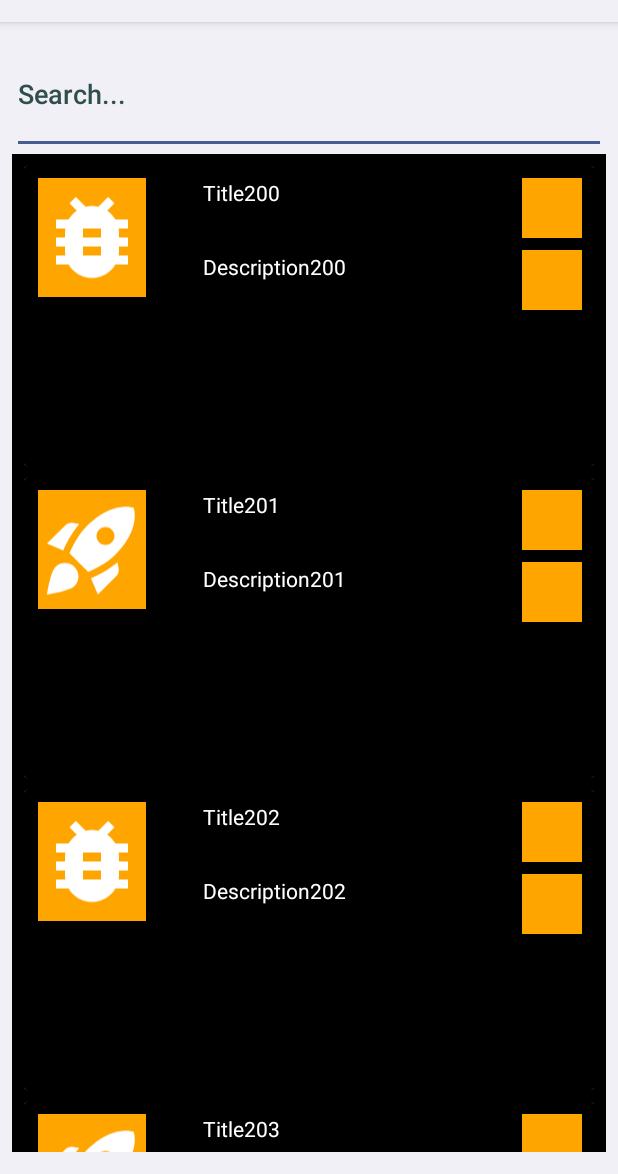
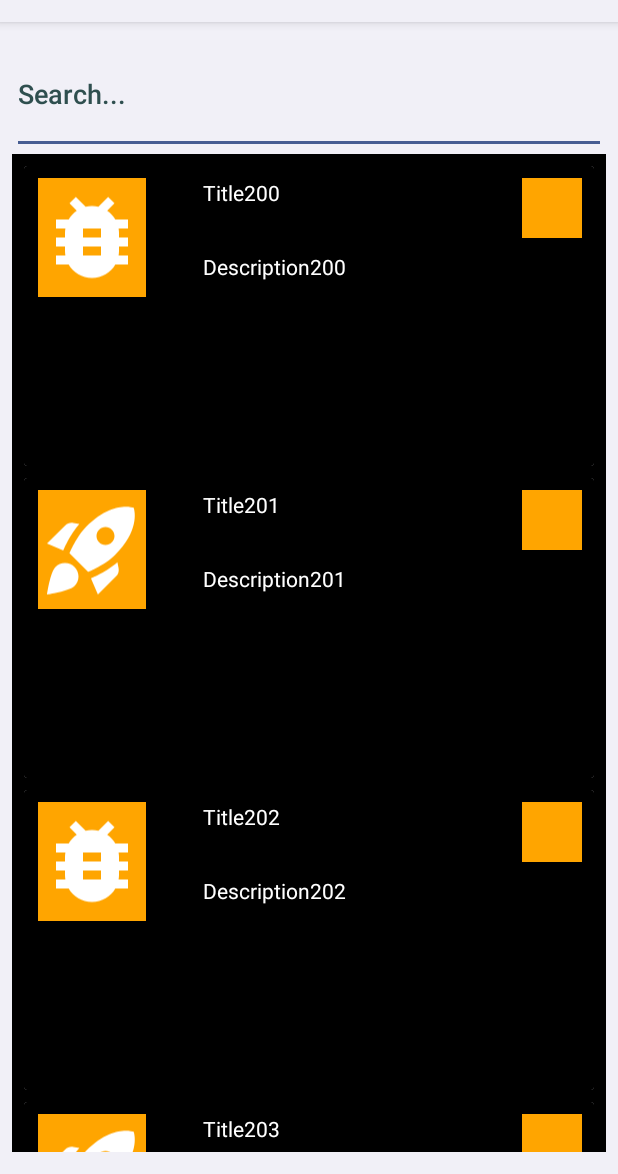
Before and after one commit to LukaPavlovicGit/mobile-applications, an Android app: the fragment TodoTicketsFragment shown on its own in the app's theme, on a phone screen of 412 x 824 dp, the part 62-1236 px from its top. Run offline under Robolectric (Android 15) with nearby library versions, the phone set to English and light mode, and no system bars.

Commit message:
further improved TicketAdapter

```diff
--- a/RafJira/app/src/main/java/com/example/ticket/Ticket.java
+++ b/RafJira/app/src/main/java/com/example/ticket/Ticket.java
@@ -1,8 +1,8 @@
 package com.example.ticket;
 
-import com.example.ticket.ticketType.TicketPriority;
-import com.example.ticket.ticketType.TicketState;
-import com.example.ticket.ticketType.TicketType;
+import com.example.ticket.enumTicket.TicketPriority;
+import com.example.ticket.enumTicket.TicketState;
+import com.example.ticket.enumTicket.TicketType;
 
 public class Ticket {
     private int id;
--- a/RafJira/app/src/main/java/com/example/ticket/ticketType/TicketPriority.java
+++ b/RafJira/app/src/main/java/com/example/ticket/enumTicket/TicketPriority.java
@@ -1,4 +1,4 @@
-package com.example.ticket.ticketType;
+package com.example.ticket.enumTicket;
 
 public enum TicketPriority {
     HIGHEST,
--- a/RafJira/app/src/main/java/com/example/ticket/ticketType/TicketState.java
+++ b/RafJira/app/src/main/java/com/example/ticket/enumTicket/TicketState.java
@@ -1,4 +1,4 @@
-package com.example.ticket.ticketType;
+package com.example.ticket.enumTicket;
 
 public enum TicketState {
     TODO,
--- a/RafJira/app/src/main/java/com/example/ticket/ticketType/TicketType.java
+++ b/RafJira/app/src/main/java/com/example/ticket/enumTicket/TicketType.java
@@ -1,4 +1,4 @@
-package com.example.ticket.ticketType;
+package com.example.ticket.enumTicket;
 
 public enum TicketType {
     BUG,
--- a/RafJira/app/src/main/java/com/example/view/fragments/DoneTicketsFragment.java
+++ b/RafJira/app/src/main/java/com/example/view/fragments/DoneTicketsFragment.java
@@ -5,7 +5,6 @@ import android.view.LayoutInflater;
 import android.view.View;
 import android.view.ViewGroup;
 import android.widget.Button;
-import android.widget.Toast;
 
 import androidx.annotation.NonNull;
 import androidx.annotation.Nullable;
@@ -16,8 +15,7 @@ import androidx.recyclerview.widget.RecyclerView;
 
 import com.example.raf_jira.R;
 import com.example.raf_jira.databinding.FragmentDoneTicketsBinding;
-import com.example.raf_jira.databinding.FragmentInprogressTicketsBinding;
-import com.example.ticket.ticketType.TicketState;
+import com.example.ticket.enumTicket.TicketState;
 import com.example.view.recycler.adapter.TicketAdapter;
 import com.example.view.recycler.differ.TicketDiffItemCallback;
 import com.example.viewModels.TicketsViewModel;
@@ -65,4 +63,8 @@ public class DoneTicketsFragment extends Fragment implements TicketAdapter.Ticke
         });
     }
 
+    @Override
+    public void itemClicked(View v, int position) {
+
+    }
 }
--- a/RafJira/app/src/main/java/com/example/view/fragments/InProgressTicketsFragment.java
+++ b/RafJira/app/src/main/java/com/example/view/fragments/InProgressTicketsFragment.java
@@ -14,7 +14,7 @@ import androidx.recyclerview.widget.RecyclerView;
 
 import com.example.raf_jira.R;
 import com.example.raf_jira.databinding.FragmentInprogressTicketsBinding;
-import com.example.ticket.ticketType.TicketState;
+import com.example.ticket.enumTicket.TicketState;
 import com.example.view.recycler.adapter.TicketAdapter;
 import com.example.view.recycler.differ.TicketDiffItemCallback;
 import com.example.viewModels.TicketsViewModel;
@@ -62,4 +62,9 @@ public class InProgressTicketsFragment extends Fragment implements TicketAdapter
 
     @Override
     public void fromInProgressToDone(int id) {ticketsViewModel.fromInProgressToDone(id);}
+
+    @Override
+    public void itemClicked(View v, int position) {
+
+    }
 }
--- a/RafJira/app/src/main/java/com/example/view/fragments/NewTicketFragment.java
+++ b/RafJira/app/src/main/java/com/example/view/fragments/NewTicketFragment.java
@@ -15,9 +15,8 @@ import androidx.lifecycle.ViewModelProvider;
 
 import com.example.raf_jira.R;
 import com.example.raf_jira.databinding.FragmentNewTicketBinding;
-import com.example.ticket.Ticket;
-import com.example.ticket.ticketType.TicketPriority;
-import com.example.ticket.ticketType.TicketType;
+import com.example.ticket.enumTicket.TicketPriority;
+import com.example.ticket.enumTicket.TicketType;
 import com.example.viewModels.TicketsViewModel;
 
 public class NewTicketFragment extends Fragment {
--- a/RafJira/app/src/main/java/com/example/view/fragments/StatisticsFragment.java
+++ b/RafJira/app/src/main/java/com/example/view/fragments/StatisticsFragment.java
@@ -11,8 +11,8 @@ import androidx.fragment.app.Fragment;
 import androidx.lifecycle.ViewModelProvider;
 
 import com.example.raf_jira.databinding.FragmentStatisticsBinding;
-import com.example.ticket.ticketType.TicketState;
-import com.example.ticket.ticketType.TicketType;
+import com.example.ticket.enumTicket.TicketState;
+import com.example.ticket.enumTicket.TicketType;
 import com.example.viewModels.TicketsViewModel;
 
 import java.util.stream.Collectors;
--- a/RafJira/app/src/main/java/com/example/view/fragments/TodoTicketsFragment.java
+++ b/RafJira/app/src/main/java/com/example/view/fragments/TodoTicketsFragment.java
@@ -14,7 +14,8 @@ import androidx.recyclerview.widget.RecyclerView;
 
 import com.example.raf_jira.R;
 import com.example.raf_jira.databinding.FragmentTodoTicketsBinding;
-import com.example.ticket.ticketType.TicketState;
+import com.example.ticket.Ticket;
+import com.example.ticket.enumTicket.TicketState;
 import com.example.view.recycler.adapter.TicketAdapter;
 import com.example.view.recycler.differ.TicketDiffItemCallback;
 import com.example.viewModels.TicketsViewModel;
@@ -68,4 +69,10 @@ public class TodoTicketsFragment extends Fragment implements TicketAdapter.TodoI
     @Override
     public void fromTodoToInProgress(int id) {ticketsViewModel.fromTodoToInProgress(id);}
 
+    @Override
+    public void itemClicked(View v, int position) {
+        Ticket ticket = adapter.getCurrentList().get(position);
+
+    }
+
 }
--- a/RafJira/app/src/main/java/com/example/view/recycler/adapter/TicketAdapter.java
+++ b/RafJira/app/src/main/java/com/example/view/recycler/adapter/TicketAdapter.java
@@ -1,5 +1,8 @@
 package com.example.view.recycler.adapter;
 
+import static android.content.Context.MODE_PRIVATE;
+
+import android.content.SharedPreferences;
 import android.view.LayoutInflater;
 import android.view.View;
 import android.view.ViewGroup;
@@ -8,14 +11,14 @@ import android.widget.ImageView;
 import android.widget.TextView;
 
 import androidx.annotation.NonNull;
-import androidx.fragment.app.Fragment;
 import androidx.recyclerview.widget.DiffUtil;
 import androidx.recyclerview.widget.ListAdapter;
 import androidx.recyclerview.widget.RecyclerView;
 
+import com.example.constants.Constants;
 import com.example.raf_jira.R;
 import com.example.ticket.Ticket;
-import com.example.ticket.ticketType.TicketType;
+import com.example.ticket.enumTicket.TicketType;
 import com.example.view.fragments.DoneTicketsFragment;
 import com.example.view.fragments.TodoTicketsFragment;
 
@@ -31,7 +34,7 @@ public class TicketAdapter extends ListAdapter<Ticket, TicketAdapter.TicketHolde
     @NonNull
     @Override
     public TicketHolder onCreateViewHolder(@NonNull ViewGroup parent, int viewType) {
-        View itemView = LayoutInflater.from(parent.getContext()).inflate(R.layout.single_ticket_item, parent, false);
+        View itemView = LayoutInflater.from(parent.getContext()).inflate(R.layout.single_item_recycler_view, parent, false);
         return new TicketHolder(itemView);
     }
 
@@ -62,6 +65,9 @@ public class TicketAdapter extends ListAdapter<Ticket, TicketAdapter.TicketHolde
             title.setText(ticket.getTitle());
             description.setText(ticket.getDescription());
 
+            if(getBindingAdapterPosition() != RecyclerView.NO_POSITION)
+                itemView.setOnClickListener(view -> ticketClickInterface.itemClicked(itemView, getBindingAdapterPosition()));
+
             if(ticketClickInterface instanceof DoneTicketsFragment){
                 btn1.setVisibility(View.INVISIBLE);
                 btn2.setVisibility(View.INVISIBLE);
@@ -70,8 +76,16 @@ public class TicketAdapter extends ListAdapter<Ticket, TicketAdapter.TicketHolde
             }
             else if(ticketClickInterface instanceof TodoTicketsFragment){
                 TodoInterface todoInterface = (TodoInterface) ticketClickInterface;
-                btn1.setOnClickListener(view -> todoInterface.fromTodoToInProgress(getCurrentList().get(getBindingAdapterPosition()).getId()));
-                btn2.setOnClickListener(view -> todoInterface.onDelete(getCurrentList().get(getBindingAdapterPosition()).getId()));
+                if(getBindingAdapterPosition() != RecyclerView.NO_POSITION) {
+                    btn1.setOnClickListener(view -> todoInterface.fromTodoToInProgress(getCurrentList().get(getBindingAdapterPosition()).getId()));
+                    btn2.setOnClickListener(view -> todoInterface.onDelete(getCurrentList().get(getBindingAdapterPosition()).getId()));
+                }
+
+                SharedPreferences sharedPreferences = ((TodoTicketsFragment) ticketClickInterface).getActivity().getSharedPreferences(Constants.SHARED_PREFERENCE_NAME, MODE_PRIVATE);
+                String username = sharedPreferences.getString(Constants.USERNAME_KEY, "");
+                if(!username.startsWith("admin"))
+                    btn2.setVisibility(View.INVISIBLE);
+
                 btn3.setVisibility(View.INVISIBLE);
                 btn4.setVisibility(View.INVISIBLE);
             }
@@ -79,13 +93,17 @@ public class TicketAdapter extends ListAdapter<Ticket, TicketAdapter.TicketHolde
                 InProgressInterface inProgressInterface = (InProgressInterface) ticketClickInterface;
                 btn1.setVisibility(View.INVISIBLE);
                 btn2.setVisibility(View.INVISIBLE);
-                btn3.setOnClickListener(view -> inProgressInterface.fromInProgressToTodo(getCurrentList().get(getBindingAdapterPosition()).getId()));
-                btn4.setOnClickListener(view -> inProgressInterface.fromInProgressToDone(getCurrentList().get(getBindingAdapterPosition()).getId()));
+                if(getBindingAdapterPosition() != RecyclerView.NO_POSITION) {
+                    btn3.setOnClickListener(view -> inProgressInterface.fromInProgressToTodo(getCurrentList().get(getBindingAdapterPosition()).getId()));
+                    btn4.setOnClickListener(view -> inProgressInterface.fromInProgressToDone(getCurrentList().get(getBindingAdapterPosition()).getId()));
+                }
             }
         }
     }
 
-    public interface TicketClickInterface { }
+    public interface TicketClickInterface {
+        void itemClicked(View v, int position);
+    }
 
     public interface TodoInterface extends TicketClickInterface {
         void onDelete(int id);
--- a/RafJira/app/src/main/java/com/example/viewModels/TicketsViewModel.java
+++ b/RafJira/app/src/main/java/com/example/viewModels/TicketsViewModel.java
@@ -5,9 +5,9 @@ import androidx.lifecycle.MutableLiveData;
 import androidx.lifecycle.ViewModel;
 
 import com.example.ticket.Ticket;
-import com.example.ticket.ticketType.TicketPriority;
-import com.example.ticket.ticketType.TicketState;
-import com.example.ticket.ticketType.TicketType;
+import com.example.ticket.enumTicket.TicketPriority;
+import com.example.ticket.enumTicket.TicketState;
+import com.example.ticket.enumTicket.TicketType;
 
 import java.util.ArrayList;
 import java.util.List;
--- a/RafJira/app/src/main/res/layout/recycler_view.xml
+++ b/RafJira/app/src/main/res/layout/recycler_view.xml
@@ -26,7 +26,7 @@
         android:layout_height="665dp"
         app:layout_constraintStart_toStartOf="parent"
         app:layout_constraintTop_toBottomOf="@+id/search_edit_view"
-        tools:listitem="@layout/single_ticket_item"
+        tools:listitem="@layout/single_item_recycler_view"
         android:background="@color/black"/>
 
 </LinearLayout>
```
Also changed, not shown: RafJira/app/src/main/res/layout/single_item_recycler_view.xml (renamed from RafJira/app/src/main/res/layout/single_ticket_item.xml).
